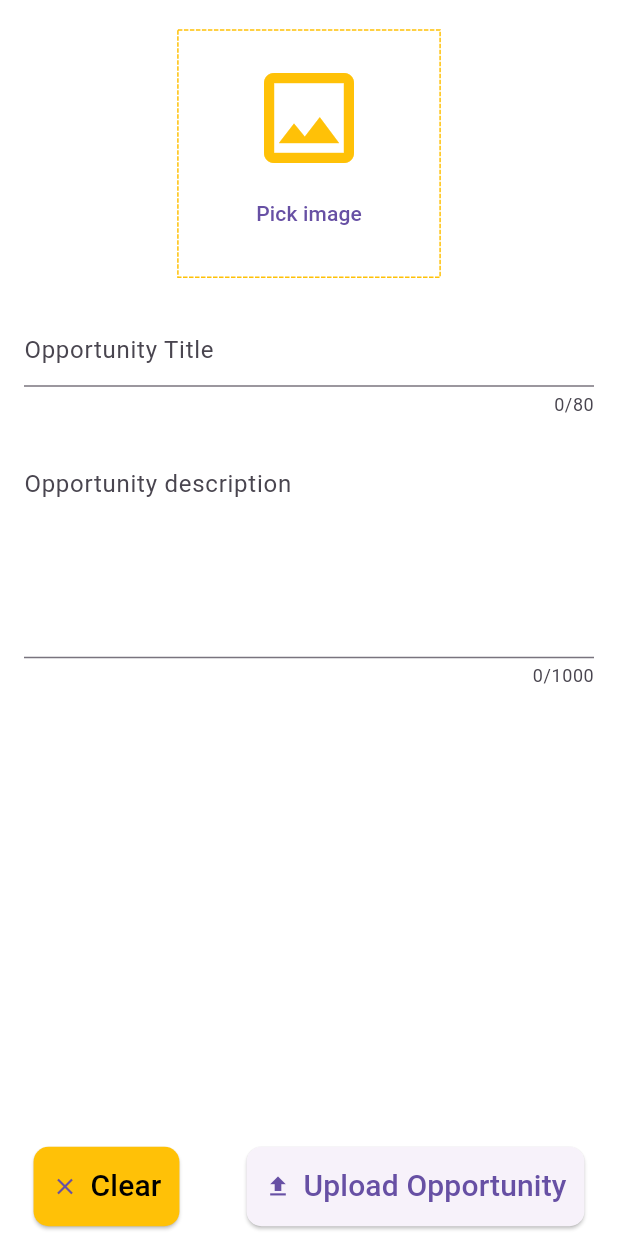
After one commit to mohamedfareed244/volunteers_app, a Flutter app: the UploadOpp screen opened by its route, on a phone screen of 412 x 824 dp. The commit adds this screen. Run offline on Flutter 3.47's test engine with Material 3 defaults, Android fonts, the phone set to English and light mode, and no system bars; drawn by our look-alikes of dotted_border; our stand-ins replace audioplayers, card_swiper, cloud_firestore, fancy_shimmer_image, firebase_auth, firebase_core and 7 more; missing offline and left inert: dynamic_height_grid_view; accounts and stored records are empty.

Commit message:
loading indicator

```diff
--- a/lib/views/dashboard/upload_opp.dart
+++ b/lib/views/dashboard/upload_opp.dart
@@ -10,6 +10,7 @@ import 'package:uuid/uuid.dart';
 import 'package:volunteers_app/controllers/my_app_method.dart';
 import 'package:volunteers_app/models/opp_model.dart';
 import 'package:volunteers_app/services/my_validators.dart';
+import 'package:volunteers_app/views/inner_screens/loading_manager.dart';
 
 import 'dart:io';
 
@@ -229,7 +230,9 @@ class _UploadOppState extends State<UploadOpp> {
   @override
   Widget build(BuildContext context) {
     final size = MediaQuery.of(context).size;
-    return GestureDetector(
+    return LoadingManager(
+      isLoading: _isLoading,
+      child:  GestureDetector(
       onTap: () {
         FocusScope.of(context).unfocus();
       },
@@ -431,6 +434,6 @@ class _UploadOppState extends State<UploadOpp> {
           ),
         ),
       ),
-    );
+     ) );
   }
 }
--- /dev/null
+++ b/lib/views/inner_screens/loading_manager.dart
@@ -0,0 +1,25 @@
+import 'package:flutter/material.dart';
+
+class LoadingManager extends StatelessWidget {
+  const LoadingManager(
+      {super.key, required this.isLoading, required this.child});
+  final bool isLoading;
+  final Widget child;
+  @override
+  Widget build(BuildContext context) {
+    return Stack(
+      children: [
+        child,
+        if (isLoading) ...[
+          Container(
+            color: Colors.black.withOpacity(0.7),
+          ),
+          const Center(
+              child: CircularProgressIndicator(
+            color: Colors.amber,
+          ))
+        ]
+      ],
+    );
+  }
+}
```
